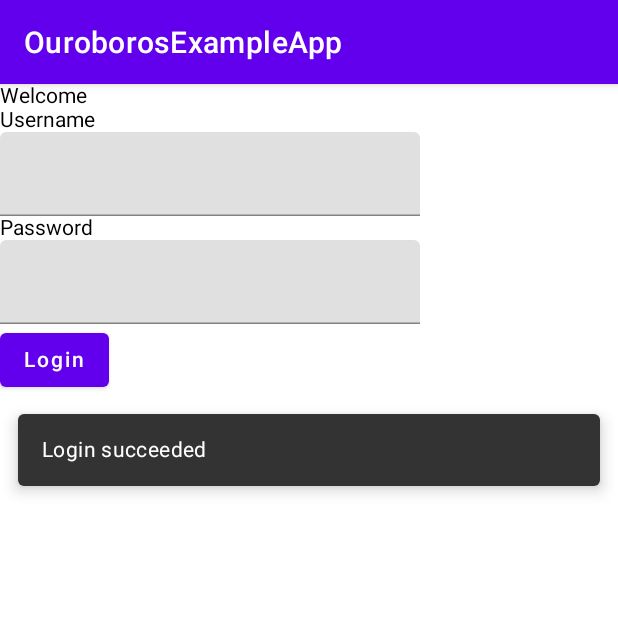
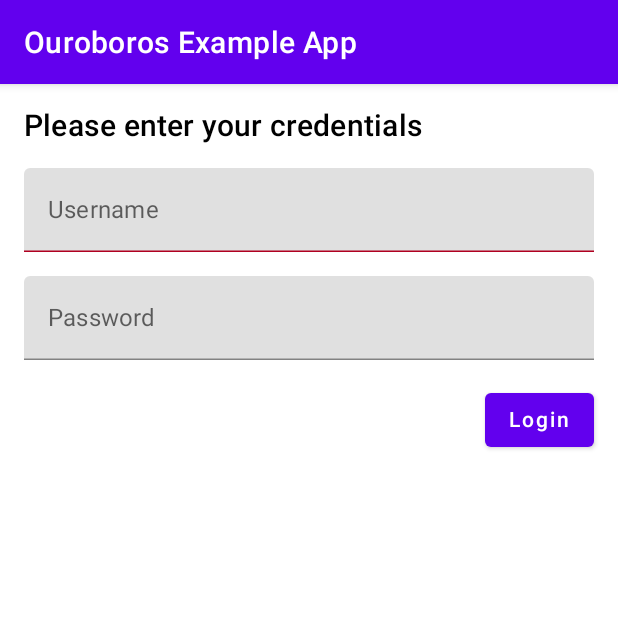
Before and after one commit to get-bridge/ouroboros-compose, an Android app built with Jetpack Compose: the screen it shows after launch (MainActivity), after a tap on "Login", on a phone screen of 412 x 824 dp, the top half of it. Run offline under Robolectric (Android 15) with nearby library versions, the phone set to English and light mode, and no system bars.

Commit message:
Upgrade components (Kotlin, Compose). Minor improvements to the example application.

```diff
--- a/core/src/main/kotlin/com/bridge/ouroboros/compose/LoopState.kt
+++ b/core/src/main/kotlin/com/bridge/ouroboros/compose/LoopState.kt
@@ -120,7 +120,7 @@ inline fun <MODEL : Any, EVENT : ActionableEvent<MODEL, EFFECT>, EFFECT : Execut
     val viewModel =
         viewModel<LoopStateViewModel<MODEL, EVENT, EFFECT, EFFECT_STATE>>(factory = remember {
             object : ViewModelProvider.Factory {
-                override fun <T : ViewModel?> create(modelClass: Class<T>): T {
+                override fun <T : ViewModel> create(modelClass: Class<T>): T {
                     val (model, effects) = loopInitializer()
                     val effectState = effectStateFactory()
 
--- a/example-app/src/main/AndroidManifest.xml
+++ b/example-app/src/main/AndroidManifest.xml
@@ -4,7 +4,7 @@
   -->
 
 <manifest xmlns:android="http://schemas.android.com/apk/res/android"
-    package="com.example.ouroborosexampleapp">
+    package="com.bridge.ouroboros.exampleapplication">
 
     <application
         android:allowBackup="false"
@@ -13,7 +13,7 @@
         android:roundIcon="@mipmap/ic_launcher_round"
         android:supportsRtl="true"
         android:theme="@style/Theme.Bridgeandroid">
-        <activity android:name="ouroborosexampleapp.MainActivity" android:exported="true">
+        <activity android:name=".MainActivity" android:exported="true">
             <intent-filter>
                 <action android:name="android.intent.action.MAIN" />
 
--- /dev/null
+++ b/example-app/src/main/kotlin/com/bridge/ouroboros/exampleapplication/ExampleModel.kt
@@ -0,0 +1,102 @@
+package com.bridge.ouroboros.exampleapplication
+
+import androidx.annotation.StringRes
+import com.bridge.ouroboros.compose.*
+import kotlinx.coroutines.delay
+import kotlinx.coroutines.launch
+import java.util.*
+
+data class ExampleModel(
+    val username: String = "",
+    val password: String = "",
+    val usernameValid: Boolean = true,
+    val passwordValid: Boolean = true,
+    val loading: Boolean = false,
+    val messages: List<SnackbarMessage> = emptyList()
+)
+
+data class SnackbarMessage(
+    val id: Long = UUID.randomUUID().mostSignificantBits,
+    @StringRes val messageRes: Int
+)
+
+val ExampleInit: LoopInitializer<ExampleModel, ExampleEffect> =  {
+    Next.Change(ExampleModel(loading = true), ExampleEffect.SimulateInitialLoad)
+}
+
+sealed class ExampleEvent : ActionableEvent<ExampleModel, ExampleEffect> {
+    object LoadCompleted : ExampleEvent() {
+        override fun perform(model: ExampleModel) = change(model.copy(loading = false))
+    }
+
+    data class UsernameChanged(val value: String) : ExampleEvent() {
+        override fun perform(model: ExampleModel) = change(model.copy(username = value))
+    }
+
+    data class PasswordChanged(val value: String) : ExampleEvent() {
+        override fun perform(model: ExampleModel) = change(model.copy(password = value))
+    }
+
+    object LoginClicked : ExampleEvent() {
+        override fun perform(model: ExampleModel): Next.Change<ExampleModel, ExampleEffect> {
+            val clearedValidation = model.copy(usernameValid = true, passwordValid = true)
+
+            return when {
+                model.username.isBlank() -> change(clearedValidation.copy(usernameValid = false))
+                model.password.isBlank() -> change(clearedValidation.copy(passwordValid = false))
+                else -> change(
+                    clearedValidation.copy(loading = true),
+                    ExampleEffect.PerformLogin(
+                        username = model.username, password = model.password
+                    )
+                )
+            }
+        }
+    }
+
+    object LoginSucceeded : ExampleEvent() {
+        override fun perform(model: ExampleModel) = change(
+            model.copy(
+                loading = false,
+                messages = model.messages + SnackbarMessage(messageRes = R.string.login_succeed)
+            )
+        )
+    }
+
+    object LoginFailed : ExampleEvent() {
+        override fun perform(model: ExampleModel) = change(
+            model.copy(
+                loading = false,
+                messages = model.messages + SnackbarMessage(messageRes = R.string.login_failed)
+            )
+        )
+    }
+
+    data class ToastShown(val id: Long) : ExampleEvent() {
+        override fun perform(model: ExampleModel) = change(
+            model.copy(
+                messages = model.messages.filterNot { it.id == id }
+            )
+        )
+    }
+}
+
+sealed class ExampleEffect : ExecutableEffect<ExampleEvent, Unit>() {
+    object SimulateInitialLoad : ExampleEffect() {
+        override fun Unit.perform(emit: EventConsumer<ExampleEvent>) {
+            launch {
+                delay(3000)
+                emit(ExampleEvent.LoadCompleted)
+            }
+        }
+    }
+
+    data class PerformLogin(val username: String, val password: String) : ExampleEffect() {
+        override fun Unit.perform(emit: EventConsumer<ExampleEvent>) {
+            launch {
+                delay(1500)
+                emit(ExampleEvent.LoginSucceeded)
+            }
+        }
+    }
+}
--- /dev/null
+++ b/example-app/src/main/kotlin/com/bridge/ouroboros/exampleapplication/MainActivity.kt
@@ -0,0 +1,141 @@
+/*
+ * Copyright (C) 2019 - present Instructure, Inc.
+ */
+
+package com.bridge.ouroboros.exampleapplication
+
+import android.os.Bundle
+import androidx.activity.compose.setContent
+import androidx.appcompat.app.AppCompatActivity
+import androidx.compose.foundation.background
+import androidx.compose.foundation.layout.*
+import androidx.compose.foundation.rememberScrollState
+import androidx.compose.foundation.verticalScroll
+import androidx.compose.material.*
+import androidx.compose.runtime.Composable
+import androidx.compose.runtime.LaunchedEffect
+import androidx.compose.runtime.remember
+import androidx.compose.ui.Alignment
+import androidx.compose.ui.Modifier
+import androidx.compose.ui.res.stringResource
+import androidx.compose.ui.text.input.PasswordVisualTransformation
+import androidx.compose.ui.tooling.preview.Preview
+import androidx.compose.ui.unit.dp
+import com.bridge.ouroboros.compose.EventConsumer
+import com.bridge.ouroboros.compose.acquireLoop
+
+class MainActivity : AppCompatActivity() {
+    override fun onCreate(savedInstanceState: Bundle?) {
+        super.onCreate(savedInstanceState)
+
+        setContent {
+            val loop = acquireLoop(
+                loopInitializer = ExampleInit,
+                effectStateFactory = { }
+            )
+
+            ExampleScreen(model = loop.model, dispatchEvent = loop::dispatchEvent)
+        }
+    }
+}
+
+@Composable
+fun ExampleScreen(model: ExampleModel, dispatchEvent: EventConsumer<ExampleEvent>) {
+    Box(modifier = Modifier.fillMaxWidth()) {
+        Column(
+            modifier = Modifier
+                .fillMaxWidth()
+                .padding(16.dp)
+                .verticalScroll(rememberScrollState()),
+            verticalArrangement = Arrangement.spacedBy(16.dp)
+        ) {
+            Text(
+                text = if (model.username.isBlank()) {
+                    stringResource(id = R.string.enter_your_credentials)
+                } else {
+                    stringResource(id = R.string.welcome, model.username)
+                },
+                style = MaterialTheme.typography.h6
+            )
+
+            TextField(
+                modifier = Modifier.fillMaxWidth(),
+                label = { Text(stringResource(id = R.string.username)) },
+                value = model.username,
+                onValueChange = { value -> dispatchEvent(ExampleEvent.UsernameChanged(value)) },
+                enabled = !model.loading,
+                isError = !model.usernameValid,
+                singleLine = true
+            )
+
+            TextField(
+                modifier = Modifier.fillMaxWidth(),
+                label = { Text(stringResource(id = R.string.password)) },
+                value = model.password,
+                onValueChange = { value -> dispatchEvent(ExampleEvent.PasswordChanged(value)) },
+                enabled = !model.loading,
+                visualTransformation = PasswordVisualTransformation(),
+                isError = !model.passwordValid,
+                singleLine = true
+            )
+
+            Button(
+                modifier = Modifier.align(Alignment.End),
+                enabled = !model.loading,
+                onClick = { dispatchEvent(ExampleEvent.LoginClicked) }) {
+                Text(text = stringResource(id = R.string.login))
+            }
+        }
+
+        if (model.loading) {
+            Box(
+                modifier = Modifier
+                    .fillMaxSize()
+                    .background(MaterialTheme.colors.onSurface.copy(alpha = TextFieldDefaults.BackgroundOpacity))
+            ) {
+                Card(
+                    modifier = Modifier
+                        .align(Alignment.TopCenter)
+                        .offset(y = 60.dp),
+                    elevation = 4.dp
+                ) {
+                    CircularProgressIndicator(modifier = Modifier.padding(16.dp))
+                }
+            }
+        }
+
+        val snackbarState = remember { SnackbarHostState() }
+
+        if (model.messages.isNotEmpty()) {
+            val message = model.messages.first()
+            val messageText = stringResource(id = message.messageRes)
+            LaunchedEffect(message) {
+                snackbarState.showSnackbar(messageText)
+                dispatchEvent(ExampleEvent.ToastShown(message.id))
+            }
+        }
+
+        SnackbarHost(
+            modifier = Modifier.align(Alignment.BottomCenter),
+            hostState = snackbarState
+        )
+    }
+}
+
+@Composable
+@Preview
+fun ExampleScreenPreview() {
+    ExampleScreen(
+        model = ExampleModel(username = "someuser", password = "somepass"),
+        dispatchEvent = {}
+    )
+}
+
+@Composable
+@Preview
+fun ExampleScreenLoadingPreview() {
+    ExampleScreen(
+        model = ExampleModel(username = "someuser", password = "somepass", loading = true),
+        dispatchEvent = {}
+    )
+}
--- a/example-app/src/main/kotlin/ouroborosexampleapp/MainActivity.kt
+++ /dev/null
@@ -1,192 +0,0 @@
-/*
- * Copyright (C) 2019 - present Instructure, Inc.
- */
-
-package ouroborosexampleapp
-
-import android.os.Bundle
-import android.view.LayoutInflater
-import android.view.View
-import android.view.ViewGroup
-import android.view.ViewGroup.LayoutParams.MATCH_PARENT
-import androidx.annotation.StringRes
-import androidx.appcompat.app.AppCompatActivity
-import androidx.compose.foundation.layout.Column
-import androidx.compose.material.*
-import androidx.compose.runtime.Composable
-import androidx.compose.runtime.LaunchedEffect
-import androidx.compose.runtime.remember
-import androidx.compose.ui.platform.ComposeView
-import androidx.compose.ui.platform.ViewCompositionStrategy
-import androidx.compose.ui.res.stringResource
-import androidx.compose.ui.text.input.PasswordVisualTransformation
-import androidx.fragment.app.Fragment
-import androidx.fragment.app.commit
-import com.bridge.ouroboros.compose.*
-import com.example.ouroborosexampleapp.R
-import kotlinx.coroutines.delay
-import kotlinx.coroutines.launch
-import java.util.*
-
-class MainActivity : AppCompatActivity() {
-    override fun onCreate(savedInstanceState: Bundle?) {
-        super.onCreate(savedInstanceState)
-        setContentView(R.layout.activity_main)
-
-        supportFragmentManager.commit {
-            replace(R.id.root, ExamplePureFragment())
-        }
-    }
-}
-
-data class ExampleModel(
-    val username: String = "",
-    val password: String = "",
-    val loading: Boolean = false,
-    val messages: List<SnackbarMessage> = emptyList()
-)
-
-data class SnackbarMessage(
-    val id: Long = UUID.randomUUID().mostSignificantBits,
-    @StringRes val messageRes: Int
-)
-
-val ExampleInit: LoopInitializer<ExampleModel, ExampleEffect> =  {
-    Next.Change(ExampleModel(loading = true), ExampleEffect.SimulateInitialLoad)
-}
-
-sealed class ExampleEvent : ActionableEvent<ExampleModel, ExampleEffect> {
-    object LoadCompleted : ExampleEvent() {
-        override fun perform(model: ExampleModel) = change(model.copy(loading = false))
-    }
-
-    data class UsernameChanged(val value: String) : ExampleEvent() {
-        override fun perform(model: ExampleModel) = change(model.copy(username = value))
-    }
-
-    data class PasswordChanged(val value: String) : ExampleEvent() {
-        override fun perform(model: ExampleModel) = change(model.copy(password = value))
-    }
-
-    object LoginClicked : ExampleEvent() {
-        override fun perform(model: ExampleModel) = change(
-            model.copy(loading = true),
-            ExampleEffect.PerformLogin(
-                username = model.username, password = model.password
-            )
-        )
-    }
-
-    object LoginSucceeded : ExampleEvent() {
-        override fun perform(model: ExampleModel) = change(
-            model.copy(
-                loading = false,
-                messages = model.messages + SnackbarMessage(messageRes = R.string.login_succeed)
-            )
-        )
-    }
-
-    object LoginFailed : ExampleEvent() {
-        override fun perform(model: ExampleModel) = change(
-            model.copy(
-                loading = false,
-                messages = model.messages + SnackbarMessage(messageRes = R.string.login_failed)
-            )
-        )
-    }
-
-    data class ToastShown(val id: Long) : ExampleEvent() {
-        override fun perform(model: ExampleModel) = change(
-            model.copy(
-                messages = model.messages.filterNot { it.id == id }
-            )
-        )
-    }
-}
-
-sealed class ExampleEffect : ExecutableEffect<ExampleEvent, Unit>() {
-    object SimulateInitialLoad : ExampleEffect() {
-        override fun Unit.perform(emit: EventConsumer<ExampleEvent>) {
-            launch {
-                delay(3000)
-                emit(ExampleEvent.LoadCompleted)
-            }
-        }
-    }
-
-    data class PerformLogin(val username: String, val password: String) : ExampleEffect() {
-        override fun Unit.perform(emit: EventConsumer<ExampleEvent>) {
-            launch {
-                delay(1500)
-                emit(ExampleEvent.LoginSucceeded)
-            }
-        }
-    }
-}
-
-class ExamplePureFragment : Fragment() {
-    override fun onCreateView(
-        inflater: LayoutInflater,
-        container: ViewGroup?,
-        savedInstanceState: Bundle?
-    ): View {
-        return ComposeView(requireContext()).apply {
-            layoutParams = ViewGroup.LayoutParams(MATCH_PARENT, MATCH_PARENT)
-            setViewCompositionStrategy(ViewCompositionStrategy.DisposeOnViewTreeLifecycleDestroyed)
-
-            setContent {
-                val loop = acquireLoop(
-                    loopInitializer = ExampleInit,
-                    effectStateFactory = { }
-                )
-
-                ExampleInterface(model = loop.model, dispatchEvent = loop::dispatchEvent)
-            }
-        }
-    }
-}
-
-@Composable
-fun ExampleInterface(model: ExampleModel, dispatchEvent: EventConsumer<ExampleEvent>) {
-    Column {
-        Text(text = stringResource(id = R.string.welcome, model.username))
-
-        Text(text = stringResource(id = R.string.username))
-
-        if (model.loading) {
-            CircularProgressIndicator()
-        }
-
-        TextField(
-            enabled = !model.loading,
-            value = model.username,
-            onValueChange = { value -> dispatchEvent(ExampleEvent.UsernameChanged(value)) }
-        )
-
-        Text(text = stringResource(id = R.string.password))
-
-        TextField(
-            enabled = !model.loading,
-            value = model.password,
-            onValueChange = { value -> dispatchEvent(ExampleEvent.PasswordChanged(value)) },
-            visualTransformation = PasswordVisualTransformation()
-        )
-
-        Button(enabled = !model.loading, onClick = { dispatchEvent(ExampleEvent.LoginClicked) }) {
-            Text(text = stringResource(id = R.string.login))
-        }
-
-        val snackbarState = remember { SnackbarHostState() }
-
-        if (model.messages.isNotEmpty()) {
-            val message = model.messages.first()
-            val messageText = stringResource(id = message.messageRes)
-            LaunchedEffect(message) {
-                snackbarState.showSnackbar(messageText)
-                dispatchEvent(ExampleEvent.ToastShown(message.id))
-            }
-        }
-
-        SnackbarHost(hostState = snackbarState)
-    }
-}
--- a/example-app/src/main/res/layout/activity_main.xml
+++ /dev/null
@@ -1,13 +0,0 @@
-<?xml version="1.0" encoding="utf-8"?>
-<!--
-  ~ Copyright (C) 2019 - present Instructure, Inc.
-  -->
-
-<FrameLayout xmlns:android="http://schemas.android.com/apk/res/android"
-    xmlns:tools="http://schemas.android.com/tools"
-    android:id="@+id/root"
-    android:layout_width="match_parent"
-    android:layout_height="match_parent"
-    tools:context="ouroborosexampleapp.MainActivity">
-
-</FrameLayout>
--- a/example-app/src/main/res/values/strings.xml
+++ b/example-app/src/main/res/values/strings.xml
@@ -3,10 +3,11 @@
   -->
 
 <resources>
-    <string name="app_name">OuroborosExampleApp</string>
+    <string name="app_name">Ouroboros Example App</string>
     <string name="username">Username</string>
     <string name="password">Password</string>
-    <string name="welcome">Welcome %1$s</string>
+    <string name="enter_your_credentials">Please enter your credentials</string>
+    <string name="welcome">Welcome %1$s!</string>
     <string name="login">Login</string>
     <string name="login_succeed">Login succeeded</string>
     <string name="login_failed">Login failed</string>
--- a/gradle.properties
+++ b/gradle.properties
@@ -1,4 +1,4 @@
-org.gradle.jvmargs=-Xmx2048m
+org.gradle.jvmargs=-Xmx2048m -Dfile.encoding=UTF-8
 
 org.gradle.configureondemand=true
 org.gradle.caching=true
@@ -7,3 +7,5 @@ org.gradle.parallel=true
 android.useAndroidX=true
 
 kotlin.code.style=official
+
+android.nonTransitiveRClass=true
```
Also changed, not shown: buildSrc/src/main/kotlin/com/ouroboros/dependencies.kt (+4 -4 lines), core/build.gradle (+7 -6 lines), example-app/build.gradle (+14 -6 lines).
